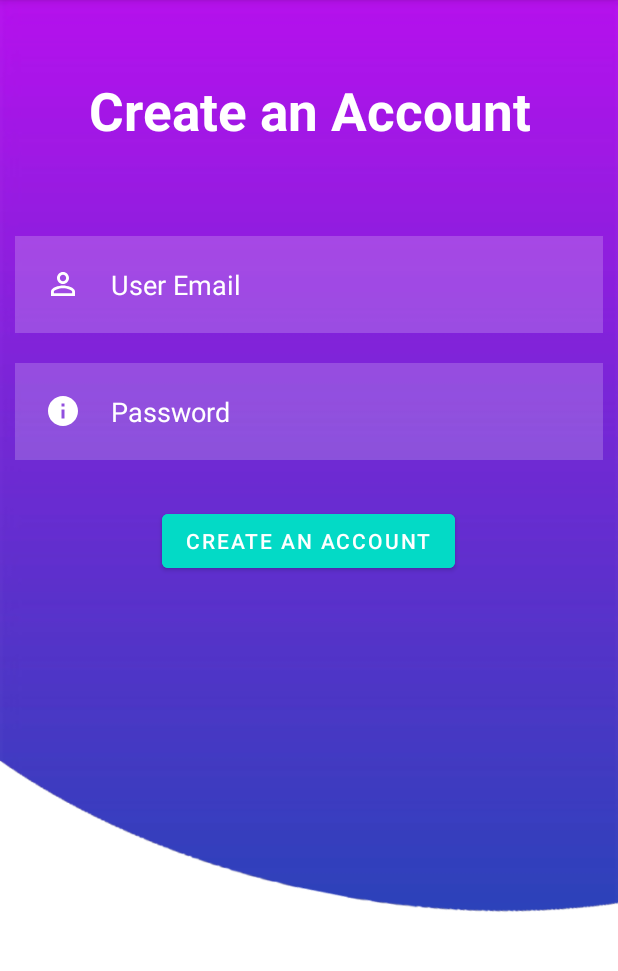
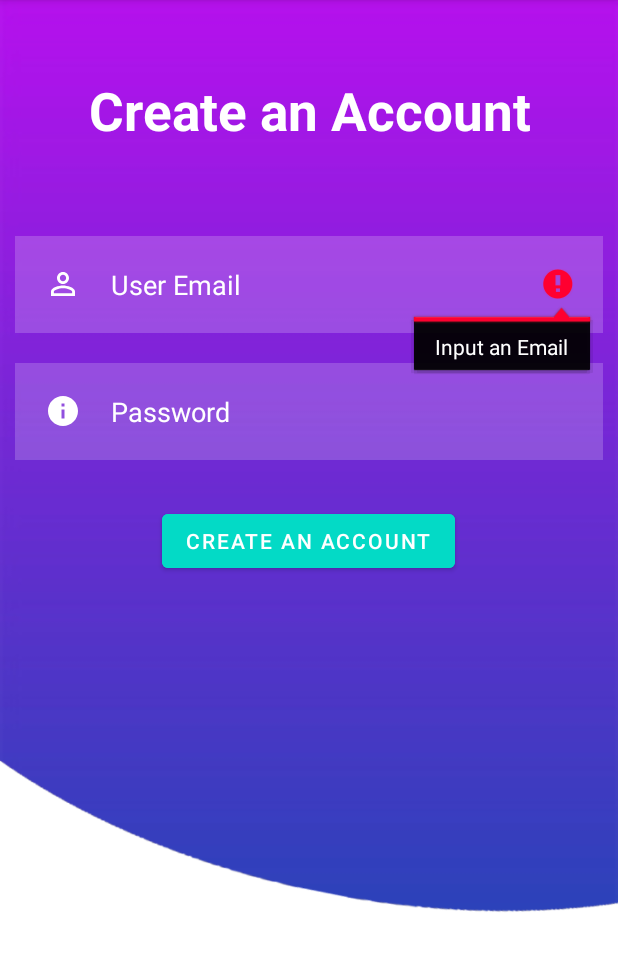
Before and after one commit to christyansegecs/AdviceMeApp, an Android app: the SignUpActivity screen opened directly, with no data from a screen before it, after a tap on "CREATE AN ACCOUNT", on a phone screen of 412 x 824 dp, the part 84-1055 px from its top. Run offline under Robolectric (Android 15) with nearby library versions, the phone set to English and light mode, and no system bars; our stand-ins replace Firebase (no records; nobody signed in at launch, a user with empty details on screens opened directly).

Commit message:
setup validations on ForgetActivity and SignUpActivity

```diff
--- a/app/src/main/java/com/chris/adviceapp/view/ForgetActivity.kt
+++ b/app/src/main/java/com/chris/adviceapp/view/ForgetActivity.kt
@@ -19,6 +19,11 @@ class ForgetActivity : AppCompatActivity() {
 
         binding.btnReset.setOnClickListener {
             val email = binding.tvForget.text.toString()
+
+            if (email.isEmpty()) {
+                binding.tvForget.error = "Input your email"
+                binding.tvForget.requestFocus()
+            } else {
                 auth.sendPasswordResetEmail(email).addOnCompleteListener {
                         task ->
                     if (task.isSuccessful) {
@@ -31,3 +36,4 @@ class ForgetActivity : AppCompatActivity() {
             }
         }
     }
+}
--- a/app/src/main/java/com/chris/adviceapp/view/SignUpActivity.kt
+++ b/app/src/main/java/com/chris/adviceapp/view/SignUpActivity.kt
@@ -17,12 +17,7 @@ class SignUpActivity : AppCompatActivity() {
         this.binding = ActivitySignUpBinding.inflate(layoutInflater)
         setContentView(this.binding.root)
 
-        binding.btnSignUp.setOnClickListener {
-            val userEmail = binding.userEmail.text.toString()
-            val password = binding.password.text.toString()
-            signUpWithFirebase(userEmail, password)
-        }
-
+        setButtonClickListener()
     }
 
     private fun signUpWithFirebase(userEmail: String, password: String) {
@@ -38,4 +33,22 @@ class SignUpActivity : AppCompatActivity() {
             }
         }
     }
+
+    private fun setButtonClickListener() {
+
+        binding.btnSignUp.setOnClickListener {
+            val userEmail = binding.userEmail.text.toString()
+            val password = binding.password.text.toString()
+
+            if (userEmail.isEmpty()) {
+                binding.userEmail.error = "Input an Email"
+                binding.userEmail.requestFocus()
+            } else if (password.isEmpty()) {
+                binding.password.error = "Input a Password"
+                binding.password.requestFocus()
+            } else {
+                signUpWithFirebase(userEmail, password)
+            }
+        }
+    }
 }
--- a/app/src/main/res/layout/activity_forget.xml
+++ b/app/src/main/res/layout/activity_forget.xml
@@ -15,6 +15,10 @@
         android:ems="10"
         android:hint="@string/email_hint"
         android:inputType="textEmailAddress"
+        android:textColor="@color/white"
+        android:textStyle="bold"
+        android:textSize="24sp"
+        android:textAlignment="center"
         app:layout_constraintEnd_toEndOf="parent"
         app:layout_constraintStart_toStartOf="parent"
         app:layout_constraintTop_toTopOf="parent" />
--- a/app/src/main/res/layout/activity_sign_up.xml
+++ b/app/src/main/res/layout/activity_sign_up.xml
@@ -39,19 +39,22 @@
         android:layout_marginBottom="10dp"/>
 
     <EditText
+        android:id="@+id/password"
         android:layout_width="match_parent"
         android:layout_height="wrap_content"
-        android:id="@+id/password"
-        android:inputType="textPassword"
+        android:layout_below="@id/userEmail"
+        android:layout_marginStart="10dp"
+        android:layout_marginTop="10dp"
+        android:layout_marginEnd="10dp"
+        android:layout_marginBottom="10dp"
         android:background="#30ffffff"
-        android:hint="@string/password"
-        android:textColorHint="@color/white"
-        android:textColor="@color/white"
-        android:layout_margin="10dp"
-        android:padding="20dp"
         android:drawableStart="@drawable/ic_info"
         android:drawablePadding="20dp"
-        android:layout_below="@id/userEmail" />
+        android:hint="@string/password"
+        android:inputType="textPassword"
+        android:padding="20dp"
+        android:textColor="@color/white"
+        android:textColorHint="@color/white" />
 
     <Button
         android:id="@+id/btnSignUp"
```
Lines whose indentation alone changed are shown as unchanged.
